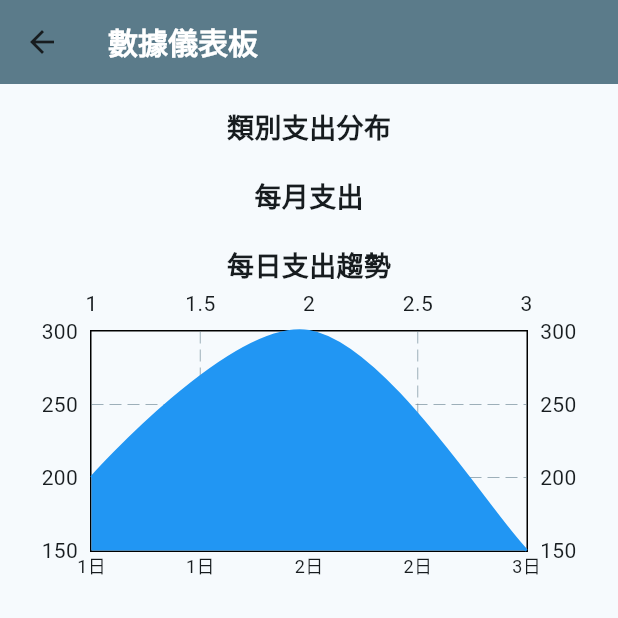
After one commit to EJ0418/expense_tracker, a Flutter app: the DashboardScreen screen opened directly, on a phone screen of 412 x 824 dp, the top half of it. The commit adds this screen. Run offline on Flutter 3.47's test engine with Material 3 defaults, Android fonts, the light colour scheme and no system bars; drawn by our look-alikes of fl_chart; our stand-ins replace flutter_riverpod, isar; accounts and stored records are empty; generated files the repository leaves out were written again.

Commit message:
調整UI介面

```diff
--- /dev/null
+++ b/lib/screens/dashboardScreen.dart
@@ -0,0 +1,46 @@
+import 'package:flutter/material.dart';
+import '../widgets/line_chart_widget.dart';
+
+class DashboardScreen extends StatelessWidget {
+  final Map<String, double> categoryData = {
+    "食物": 500,
+    "交通": 300,
+    "娛樂": 200,
+  };
+
+  final Map<String, double> monthlyData = {
+    "1": 2000,
+    "2": 2500,
+    "3": 1800,
+  };
+
+  final Map<String, double> dailyData = {
+    "1": 200,
+    "2": 300,
+    "3": 150,
+  };
+
+  @override
+  Widget build(BuildContext context) {
+    return Scaffold(
+      appBar: AppBar(title: const Text("數據儀表板")),
+      body: SingleChildScrollView(
+        padding: const EdgeInsets.all(16),
+        child: Column(
+          children: [
+            const Text("類別支出分布", style: TextStyle(fontSize: 18, fontWeight: FontWeight.bold)),
+            // SizedBox(height: 200, child: ExpensePieChart(categoryData: categoryData)),
+
+            const SizedBox(height: 20),
+            const Text("每月支出", style: TextStyle(fontSize: 18, fontWeight: FontWeight.bold)),
+            // SizedBox(height: 200, child: ExpenseBarChart(monthlyData: monthlyData)),
+
+            const SizedBox(height: 20),
+            const Text("每日支出趨勢", style: TextStyle(fontSize: 18, fontWeight: FontWeight.bold)),
+            SizedBox(height: 200, child: ExpenseLineChart(dailyData: dailyData)),
+          ],
+        ),
+      ),
+    );
+  }
+}
--- /dev/null
+++ b/lib/widgets/line_chart_widget.dart
@@ -0,0 +1,39 @@
+import 'package:fl_chart/fl_chart.dart';
+import 'package:flutter/material.dart';
+
+class ExpenseLineChart extends StatelessWidget {
+  final Map<String, double> dailyData;
+
+  const ExpenseLineChart({super.key, required this.dailyData});
+
+  @override
+  Widget build(BuildContext context) {
+    List<FlSpot> spots = dailyData.entries.map((entry) {
+      return FlSpot(double.parse(entry.key), entry.value);
+    }).toList();
+
+    return LineChart(
+      LineChartData(
+        lineBarsData: [
+          LineChartBarData(
+            spots: spots,
+            isCurved: true,
+            color: Colors.blue,
+            dotData: FlDotData(show: false),
+            belowBarData: BarAreaData(show: true, color: Colors.blue),
+          ),
+        ],
+        titlesData: FlTitlesData(
+          bottomTitles: AxisTitles(
+            sideTitles: SideTitles(
+              showTitles: true,
+              getTitlesWidget: (value, meta) {
+                return Text("${value.toInt()}日", style: const TextStyle(fontSize: 12));
+              },
+            ),
+          ),
+        ),
+      ),
+    );
+  }
+}
```
Also changed, not shown: lib/main.dart (+11 -2 lines), lib/screens/expense_list_screen.dart (+57 -21 lines), lib/widgets/BarChartWidget.dart (+10 -12 lines), lib/widgets/pie_chart_widget.dart (+8 -2 lines).
